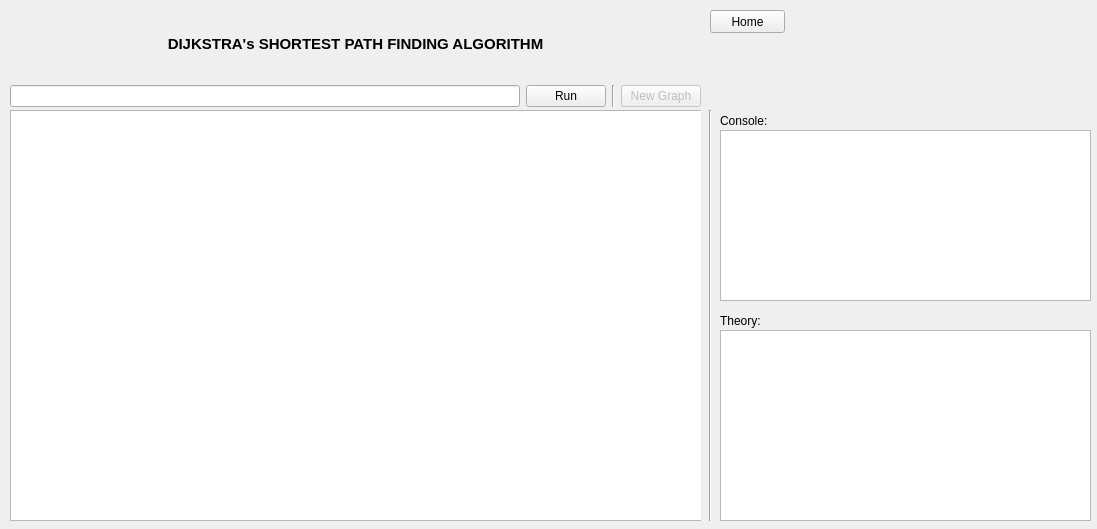
This is AlgoViz/src/resources/views/DijkstraView.ui in Sabin-B-99/AlgoViz as Qt 5 draws it before an edit. The edited form follows.
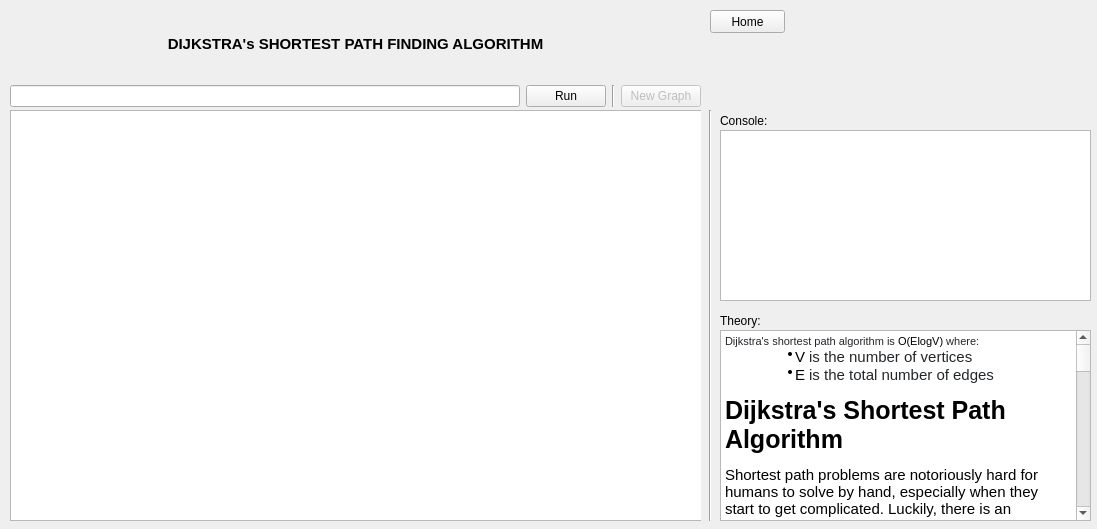
This is the edited form.

Commit message: Added theory for all algorithms and dsa

Diff of the .ui file:
```diff
--- a/AlgoViz/src/resources/views/DijkstraView.ui
+++ b/AlgoViz/src/resources/views/DijkstraView.ui
@@ -39,7 +39,7 @@
     <string>Console:</string>
    </property>
   </widget>
-  <widget class="QPlainTextEdit" name="dijkstraInfoPlainTextEdit">
+  <widget class="QTextBrowser" name="dijkstraInfoTextBrowser">
    <property name="geometry">
     <rect>
      <x>720</x>
@@ -48,8 +48,56 @@
      <height>191</height>
     </rect>
    </property>
-   <property name="readOnly">
-    <bool>true</bool>
+   <property name="html">
+    <string>&lt;!DOCTYPE HTML PUBLIC &quot;-//W3C//DTD HTML 4.0//EN&quot; &quot;http://www.w3.org/TR/REC-html40/strict.dtd&quot;&gt;
+&lt;html&gt;&lt;head&gt;&lt;meta name=&quot;qrichtext&quot; content=&quot;1&quot; /&gt;&lt;style type=&quot;text/css&quot;&gt;
+p, li { white-space: pre-wrap; }
+&lt;/style&gt;&lt;/head&gt;&lt;body style=&quot; font-family:'MS Shell Dlg 2'; font-size:8.25pt; font-weight:400; font-style:normal;&quot;&gt;
+&lt;p style=&quot; margin-top:12px; margin-bottom:0px; margin-left:0px; margin-right:0px; -qt-block-indent:0; text-indent:0px; background-color:#ffffff;&quot;&gt;&lt;span style=&quot; font-family:'-apple-system','BlinkMacSystemFont','Segoe UI Adjusted','Segoe UI','Liberation Sans','sans-serif'; font-size:8pt; color:#232629; background-color:#ffffff;&quot;&gt;Dijkstra's shortest path algorithm is&lt;/span&gt;&lt;span style=&quot; font-family:'-apple-system','BlinkMacSystemFont','Segoe UI Adjusted','Segoe UI','Liberation Sans','sans-serif'; font-size:8pt; color:#232629;&quot;&gt; &lt;/span&gt;&lt;span style=&quot; font-family:'Courier New'; font-size:8pt; color:#000000;&quot;&gt;O(ElogV)&lt;/span&gt;&lt;span style=&quot; font-family:'-apple-system','BlinkMacSystemFont','Segoe UI Adjusted','Segoe UI','Liberation Sans','sans-serif'; font-size:8pt; color:#232629;&quot;&gt; where:&lt;/span&gt;&lt;/p&gt;
+&lt;ul style=&quot;margin-top: 0px; margin-bottom: 0px; margin-left: 0px; margin-right: 0px; -qt-list-indent: 1;&quot;&gt;&lt;li style=&quot; font-family:'inherit'; font-size:8pt; color:#232629;&quot; style=&quot; margin-top:0px; margin-bottom:0px; margin-left:30px; margin-right:0px; -qt-block-indent:0; text-indent:0px;&quot;&gt;&lt;span style=&quot; font-family:'Courier New'; font-size:15px; color:#000000;&quot;&gt;V&lt;/span&gt;&lt;span style=&quot; font-size:15px;&quot;&gt; is the number of vertices&lt;/span&gt;&lt;/li&gt;
+&lt;li style=&quot; font-family:'inherit'; font-size:8pt; color:#232629;&quot; style=&quot; margin-top:0px; margin-bottom:0px; margin-left:30px; margin-right:0px; -qt-block-indent:0; text-indent:0px;&quot;&gt;&lt;span style=&quot; font-family:'Courier New'; font-size:15px; color:#000000;&quot;&gt;E&lt;/span&gt;&lt;span style=&quot; font-size:15px;&quot;&gt; is the total number of edges&lt;/span&gt;&lt;/li&gt;&lt;/ul&gt;
+&lt;p style=&quot; margin-top:12px; margin-bottom:0px; margin-left:0px; margin-right:0px; -qt-block-indent:0; text-indent:0px; background-color:#ffffff;&quot;&gt;&lt;span style=&quot; font-family:'Helvetica','sans-serif'; font-size:19pt; font-weight:600; color:#000000;&quot;&gt;Dijkstra's Shortest Path Algorithm&lt;/span&gt;&lt;span style=&quot; font-size:8pt;&quot;&gt; &lt;/span&gt;&lt;/p&gt;
+&lt;p style=&quot; margin-top:12px; margin-bottom:0px; margin-left:0px; margin-right:0px; -qt-block-indent:0; text-indent:0px; background-color:#ffffff;&quot;&gt;&lt;span style=&quot; font-family:'Helvetica','sans-serif'; font-size:11.5pt; color:#000000;&quot;&gt;Shortest path problems are notoriously hard for humans to solve by hand, especially when they start to get complicated. Luckily, there is an algorithm devised by Edsgar Dijkstra (usually referred to as Dijkstra's Algorithm) that can find the shortest paths between two vertices in a graph. As you might imagine, it's tedious for humans to do by hand, but it isn't too inefficient for computers.&lt;/span&gt;&lt;span style=&quot; font-size:8pt;&quot;&gt; &lt;/span&gt;&lt;/p&gt;
+&lt;p style=&quot; margin-top:12px; margin-bottom:0px; margin-left:0px; margin-right:0px; -qt-block-indent:0; text-indent:0px; background-color:#ffffff;&quot;&gt;&lt;span style=&quot; font-family:'Helvetica','sans-serif'; font-size:11.5pt; color:#000000;&quot;&gt;Our implementation of Dijkstra's algorithm uses an iterator in such a way that each call to next returns a vertex &lt;/span&gt;&lt;span style=&quot; font-family:'Courier New'; font-size:10pt; color:#000000;&quot;&gt;v&lt;/span&gt;&lt;span style=&quot; font-family:'Helvetica','sans-serif'; font-size:11.5pt; color:#000000;&quot;&gt; for which the shortest path from the start vertex to &lt;/span&gt;&lt;span style=&quot; font-family:'Courier New'; font-size:10pt; color:#000000;&quot;&gt;v&lt;/span&gt;&lt;span style=&quot; font-family:'Helvetica','sans-serif'; font-size:11.5pt; color:#000000;&quot;&gt; is known for sure. This requires keeping track of how far &lt;/span&gt;&lt;span style=&quot; font-family:'Courier New'; font-size:10pt; color:#000000;&quot;&gt;w&lt;/span&gt;&lt;span style=&quot; font-family:'Helvetica','sans-serif'; font-size:11.5pt; color:#000000;&quot;&gt; is guessed to be from the start (for each fringe vertex &lt;/span&gt;&lt;span style=&quot; font-family:'Courier New'; font-size:10pt; color:#000000;&quot;&gt;w&lt;/span&gt;&lt;span style=&quot; font-family:'Helvetica','sans-serif'; font-size:11.5pt; color:#000000;&quot;&gt;) along with its predecessor along the shortest path from the start.&lt;/span&gt;&lt;span style=&quot; font-size:8pt;&quot;&gt; &lt;/span&gt;&lt;/p&gt;
+&lt;p style=&quot;-qt-paragraph-type:empty; margin-top:12px; margin-bottom:0px; margin-left:0px; margin-right:0px; -qt-block-indent:0; text-indent:0px; font-size:8pt; background-color:#ffffff;&quot;&gt;&lt;br /&gt;&lt;/p&gt;
+&lt;p style=&quot; margin-top:12px; margin-bottom:0px; margin-left:0px; margin-right:0px; -qt-block-indent:0; text-indent:0px; background-color:#ffffff;&quot;&gt;&lt;span style=&quot; font-family:'Helvetica','sans-serif'; font-size:13.5pt; font-weight:600; color:#000000;&quot;&gt;Algorithm&lt;/span&gt;&lt;span style=&quot; font-size:8pt;&quot;&gt; &lt;/span&gt;&lt;/p&gt;
+&lt;p style=&quot; margin-top:12px; margin-bottom:0px; margin-left:0px; margin-right:0px; -qt-block-indent:0; text-indent:0px; background-color:#ffffff;&quot;&gt;&lt;span style=&quot; font-family:'Helvetica','sans-serif'; font-size:11.5pt; color:#000000;&quot;&gt;Note: The algorithm below finds the shortest paths from a starting vertex to all other nodes in a graph. To find the shortest path between two specified vertices &lt;/span&gt;&lt;span style=&quot; font-family:'Courier New'; font-size:10pt; color:#000000;&quot;&gt;s&lt;/span&gt;&lt;span style=&quot; font-family:'Helvetica','sans-serif'; font-size:11.5pt; color:#000000;&quot;&gt; and &lt;/span&gt;&lt;span style=&quot; font-family:'Courier New'; font-size:10pt; color:#000000;&quot;&gt;t&lt;/span&gt;&lt;span style=&quot; font-family:'Helvetica','sans-serif'; font-size:11.5pt; color:#000000;&quot;&gt;, simply terminate the algorithm after &lt;/span&gt;&lt;span style=&quot; font-family:'Courier New'; font-size:10pt; color:#000000;&quot;&gt;t&lt;/span&gt;&lt;span style=&quot; font-family:'Helvetica','sans-serif'; font-size:11.5pt; color:#000000;&quot;&gt; has been returned by a call to next instead of waiting for hasNext to return false.&lt;/span&gt;&lt;span style=&quot; font-size:8pt;&quot;&gt; &lt;/span&gt;&lt;/p&gt;
+&lt;p style=&quot; margin-top:12px; margin-bottom:0px; margin-left:0px; margin-right:0px; -qt-block-indent:0; text-indent:0px; background-color:#eeeeee;&quot;&gt;&lt;span style=&quot; font-family:'Courier New'; font-size:10pt; color:#000000;&quot;&gt;constructor&lt;/span&gt;&lt;span style=&quot; font-family:'Helvetica','sans-serif'; font-size:11.5pt; color:#000000;&quot;&gt;: Add the start vertex to the fringe with distance zero. Then, add all other vertices to the fringe with distance infinity (e.g. &lt;/span&gt;&lt;span style=&quot; font-family:'Courier New'; font-size:10pt; color:#000000;&quot;&gt;Integer.MAX_VALUE&lt;/span&gt;&lt;span style=&quot; font-family:'Helvetica','sans-serif'; font-size:11.5pt; color:#000000;&quot;&gt; or &lt;/span&gt;&lt;span style=&quot; font-family:'Courier New'; font-size:10pt; color:#000000;&quot;&gt;Double.POSITIVE_INFINITY&lt;/span&gt;&lt;span style=&quot; font-family:'Helvetica','sans-serif'; font-size:11.5pt; color:#000000;&quot;&gt;). This reflects the fact that we do not yet know any shortest path lengths from the start vertex to any of the other vertices.&lt;/span&gt;&lt;span style=&quot; font-size:8pt;&quot;&gt; &lt;/span&gt;&lt;/p&gt;
+&lt;p style=&quot; margin-top:12px; margin-bottom:0px; margin-left:0px; margin-right:0px; -qt-block-indent:0; text-indent:0px; background-color:#eeeeee;&quot;&gt;&lt;span style=&quot; font-family:'Courier New'; font-size:10pt; color:#000000;&quot;&gt;hasNext: return !fringe.isEmpty();&lt;/span&gt;&lt;span style=&quot; font-size:8pt;&quot;&gt; &lt;/span&gt;&lt;/p&gt;
+&lt;p style=&quot; margin-top:12px; margin-bottom:0px; margin-left:0px; margin-right:0px; -qt-block-indent:0; text-indent:0px; background-color:#eeeeee;&quot;&gt;&lt;span style=&quot; font-family:'Courier New'; font-size:10pt; color:#000000;&quot;&gt;next:&lt;/span&gt;&lt;span style=&quot; font-size:8pt;&quot;&gt; &lt;/span&gt;&lt;/p&gt;
+&lt;p style=&quot; margin-top:0px; margin-bottom:0px; margin-left:0px; margin-right:0px; -qt-block-indent:0; text-indent:0px; background-color:#eeeeee;&quot;&gt;&lt;span style=&quot; font-family:'Helvetica','sans-serif'; font-size:11.5pt; color:#000000;&quot;&gt;1.&lt;/span&gt;&lt;span style=&quot; font-family:'Times New Roman'; font-size:7pt; color:#000000;&quot;&gt;    &lt;/span&gt;&lt;span style=&quot; font-family:'Helvetica','sans-serif'; font-size:11.5pt; color:#000000;&quot;&gt;Remove and save the vertex &lt;/span&gt;&lt;span style=&quot; font-family:'Courier New'; font-size:10pt; color:#000000;&quot;&gt;v&lt;/span&gt;&lt;span style=&quot; font-family:'Helvetica','sans-serif'; font-size:11.5pt; color:#000000;&quot;&gt; in the fringe for which its current distance (the shortest distance to &lt;/span&gt;&lt;span style=&quot; font-family:'Courier New'; font-size:10pt; color:#000000;&quot;&gt;v&lt;/span&gt;&lt;span style=&quot; font-family:'Helvetica','sans-serif'; font-size:11.5pt; color:#000000;&quot;&gt; that we've found so far) is minimal. (One can prove that for this vertex, the shortest path from the start vertex to &lt;/span&gt;&lt;span style=&quot; font-family:'Courier New'; font-size:10pt; color:#000000;&quot;&gt;v&lt;/span&gt;&lt;span style=&quot; font-family:'Helvetica','sans-serif'; font-size:11.5pt; color:#000000;&quot;&gt; is known for sure.)&lt;/span&gt;&lt;span style=&quot; font-size:8pt;&quot;&gt; &lt;/span&gt;&lt;/p&gt;
+&lt;p style=&quot; margin-top:0px; margin-bottom:0px; margin-left:0px; margin-right:0px; -qt-block-indent:0; text-indent:0px; background-color:#eeeeee;&quot;&gt;&lt;span style=&quot; font-family:'Helvetica','sans-serif'; font-size:11.5pt; color:#000000;&quot;&gt;2.&lt;/span&gt;&lt;span style=&quot; font-family:'Times New Roman'; font-size:7pt; color:#000000;&quot;&gt;    &lt;/span&gt;&lt;span style=&quot; font-family:'Helvetica','sans-serif'; font-size:11.5pt; color:#000000;&quot;&gt;Then, for each neighbor &lt;/span&gt;&lt;span style=&quot; font-family:'Courier New'; font-size:10pt; color:#000000;&quot;&gt;w&lt;/span&gt;&lt;span style=&quot; font-family:'Helvetica','sans-serif'; font-size:11.5pt; color:#000000;&quot;&gt; of &lt;/span&gt;&lt;span style=&quot; font-family:'Courier New'; font-size:10pt; color:#000000;&quot;&gt;v&lt;/span&gt;&lt;span style=&quot; font-family:'Helvetica','sans-serif'; font-size:11.5pt; color:#000000;&quot;&gt;, do the following:&lt;/span&gt;&lt;span style=&quot; font-size:8pt;&quot;&gt; &lt;/span&gt;&lt;/p&gt;
+&lt;p style=&quot; margin-top:0px; margin-bottom:0px; margin-left:0px; margin-right:0px; -qt-block-indent:0; text-indent:0px; background-color:#eeeeee;&quot;&gt;&lt;span style=&quot; font-family:'Courier New'; font-size:10pt; color:#000000;&quot;&gt;o&lt;/span&gt;&lt;span style=&quot; font-family:'Times New Roman'; font-size:7pt; color:#000000;&quot;&gt;    &lt;/span&gt;&lt;span style=&quot; font-family:'Helvetica','sans-serif'; font-size:11.5pt; color:#000000;&quot;&gt;If &lt;/span&gt;&lt;span style=&quot; font-family:'Courier New'; font-size:10pt; color:#000000;&quot;&gt;w&lt;/span&gt;&lt;span style=&quot; font-family:'Helvetica','sans-serif'; font-size:11.5pt; color:#000000;&quot;&gt; is not in the fringe, do nothing (we've already found the shortest path from the start vertex to &lt;/span&gt;&lt;span style=&quot; font-family:'Courier New'; font-size:10pt; color:#000000;&quot;&gt;w&lt;/span&gt;&lt;span style=&quot; font-family:'Helvetica','sans-serif'; font-size:11.5pt; color:#000000;&quot;&gt;).&lt;/span&gt;&lt;span style=&quot; font-size:8pt;&quot;&gt; &lt;/span&gt;&lt;/p&gt;
+&lt;p style=&quot; margin-top:0px; margin-bottom:0px; margin-left:0px; margin-right:0px; -qt-block-indent:0; text-indent:0px; background-color:#eeeeee;&quot;&gt;&lt;span style=&quot; font-family:'Courier New'; font-size:10pt; color:#000000;&quot;&gt;o&lt;/span&gt;&lt;span style=&quot; font-family:'Times New Roman'; font-size:7pt; color:#000000;&quot;&gt;    &lt;/span&gt;&lt;span style=&quot; font-family:'Helvetica','sans-serif'; font-size:11.5pt; color:#000000;&quot;&gt;Otherwise, &lt;/span&gt;&lt;span style=&quot; font-family:'Courier New'; font-size:10pt; color:#000000;&quot;&gt;w&lt;/span&gt;&lt;span style=&quot; font-family:'Helvetica','sans-serif'; font-size:11.5pt; color:#000000;&quot;&gt;'s distance might need updating if the path through &lt;/span&gt;&lt;span style=&quot; font-family:'Courier New'; font-size:10pt; color:#000000;&quot;&gt;v&lt;/span&gt;&lt;span style=&quot; font-family:'Helvetica','sans-serif'; font-size:11.5pt; color:#000000;&quot;&gt; to &lt;/span&gt;&lt;span style=&quot; font-family:'Courier New'; font-size:10pt; color:#000000;&quot;&gt;w&lt;/span&gt;&lt;span style=&quot; font-family:'Helvetica','sans-serif'; font-size:11.5pt; color:#000000;&quot;&gt; is a shorter path than what we've seen so far. In that case, replace the distance for &lt;/span&gt;&lt;span style=&quot; font-family:'Courier New'; font-size:10pt; color:#000000;&quot;&gt;w&lt;/span&gt;&lt;span style=&quot; font-family:'Helvetica','sans-serif'; font-size:11.5pt; color:#000000;&quot;&gt;'s fringe entry with the distance from start to &lt;/span&gt;&lt;span style=&quot; font-family:'Courier New'; font-size:10pt; color:#000000;&quot;&gt;v&lt;/span&gt;&lt;span style=&quot; font-family:'Helvetica','sans-serif'; font-size:11.5pt; color:#000000;&quot;&gt; plus the weight of the edge &lt;/span&gt;&lt;span style=&quot; font-family:'Courier New'; font-size:10pt; color:#000000;&quot;&gt;(v,w)&lt;/span&gt;&lt;span style=&quot; font-family:'Helvetica','sans-serif'; font-size:11.5pt; color:#000000;&quot;&gt;, and replace its predecessor with &lt;/span&gt;&lt;span style=&quot; font-family:'Courier New'; font-size:10pt; color:#000000;&quot;&gt;v&lt;/span&gt;&lt;span style=&quot; font-family:'Helvetica','sans-serif'; font-size:11.5pt; color:#000000;&quot;&gt;.&lt;/span&gt;&lt;span style=&quot; font-size:8pt;&quot;&gt; &lt;/span&gt;&lt;/p&gt;
+&lt;p style=&quot; margin-top:0px; margin-bottom:0px; margin-left:0px; margin-right:0px; -qt-block-indent:0; text-indent:0px; background-color:#eeeeee;&quot;&gt;&lt;span style=&quot; font-family:'Helvetica','sans-serif'; font-size:11.5pt; color:#000000;&quot;&gt;3.&lt;/span&gt;&lt;span style=&quot; font-family:'Times New Roman'; font-size:7pt; color:#000000;&quot;&gt;    &lt;/span&gt;&lt;span style=&quot; font-family:'Helvetica','sans-serif'; font-size:11.5pt; color:#000000;&quot;&gt;Return the fringe entry for &lt;/span&gt;&lt;span style=&quot; font-family:'Courier New'; font-size:10pt; color:#000000;&quot;&gt;v&lt;/span&gt;&lt;span style=&quot; font-family:'Helvetica','sans-serif'; font-size:11.5pt; color:#000000;&quot;&gt;.&lt;/span&gt;&lt;span style=&quot; font-size:8pt;&quot;&gt; &lt;/span&gt;&lt;/p&gt;
+&lt;p style=&quot; margin-top:12px; margin-bottom:0px; margin-left:0px; margin-right:0px; -qt-block-indent:0; text-indent:0px; background-color:#ffffff;&quot;&gt;&lt;span style=&quot; font-family:'Helvetica','sans-serif'; font-size:11.5pt; color:#000000;&quot;&gt;Every time a vertex is removed from the fringe, that vertex's shortest path has been found and it is finalized. The algorithm ends when hasNext returns false.&lt;/span&gt;&lt;span style=&quot; font-size:8pt;&quot;&gt; &lt;/span&gt;&lt;/p&gt;
+&lt;p style=&quot; margin-top:12px; margin-bottom:0px; margin-left:0px; margin-right:0px; -qt-block-indent:0; text-indent:0px; background-color:#ffffff;&quot;&gt;&lt;span style=&quot; font-family:'Helvetica','sans-serif'; font-size:11.5pt; color:#000000;&quot;&gt;One caveat: &lt;/span&gt;&lt;span style=&quot; font-family:'Helvetica','sans-serif'; font-size:11.5pt; font-style:italic; color:#000000;&quot;&gt;Dijkstra's algorithm does not work in general if a graph has negative edge weights&lt;/span&gt;&lt;span style=&quot; font-family:'Helvetica','sans-serif'; font-size:11.5pt; color:#000000;&quot;&gt;, so don't try to use it on one.&lt;/span&gt;&lt;span style=&quot; font-size:8pt;&quot;&gt; &lt;/span&gt;&lt;/p&gt;
+&lt;p style=&quot;-qt-paragraph-type:empty; margin-top:12px; margin-bottom:0px; margin-left:0px; margin-right:0px; -qt-block-indent:0; text-indent:0px; font-size:8pt; background-color:#ffffff;&quot;&gt;&lt;br /&gt;&lt;/p&gt;
+&lt;p style=&quot; margin-top:12px; margin-bottom:0px; margin-left:0px; margin-right:0px; -qt-block-indent:0; text-indent:0px; background-color:#ffffff;&quot;&gt;&lt;span style=&quot; font-family:'Times New Roman','serif'; font-size:13.5pt; font-weight:600; color:#000000;&quot;&gt;Implementing Dijkstra's algorithm&lt;/span&gt;&lt;span style=&quot; font-size:8pt;&quot;&gt; &lt;/span&gt;&lt;/p&gt;
+&lt;p style=&quot; margin-top:12px; margin-bottom:12px; margin-left:0px; margin-right:0px; -qt-block-indent:0; text-indent:0px;&quot;&gt;&lt;span style=&quot; font-family:'Times New Roman','serif'; font-size:13.5pt; color:#000000;&quot;&gt;Dijkstra's algorithm maintains a min-priority queue of vertices, with their &lt;/span&gt;&lt;span style=&quot; font-family:'Courier New'; font-size:10pt; color:#000000;&quot;&gt;dist&lt;/span&gt;&lt;span style=&quot; font-family:'Times New Roman','serif'; font-size:13.5pt; color:#000000;&quot;&gt; values as the keys. It repeatedly extracts from the min-priority queue the vertex &lt;/span&gt;&lt;span style=&quot; font-family:'Times New Roman','serif'; font-size:13.5pt; font-style:italic; color:#000000;&quot;&gt;u&lt;/span&gt;&lt;span style=&quot; font-family:'Times New Roman','serif'; font-size:13.5pt; color:#000000;&quot;&gt; with the minimum &lt;/span&gt;&lt;span style=&quot; font-family:'Courier New'; font-size:10pt; color:#000000;&quot;&gt;dist&lt;/span&gt;&lt;span style=&quot; font-family:'Times New Roman','serif'; font-size:13.5pt; color:#000000;&quot;&gt; value of all those in the queue, and then it examines all edges leaving &lt;/span&gt;&lt;span style=&quot; font-family:'Times New Roman','serif'; font-size:13.5pt; font-style:italic; color:#000000;&quot;&gt;u&lt;/span&gt;&lt;span style=&quot; font-family:'Times New Roman','serif'; font-size:13.5pt; color:#000000;&quot;&gt;. If &lt;/span&gt;&lt;span style=&quot; font-family:'Times New Roman','serif'; font-size:13.5pt; font-style:italic; color:#000000;&quot;&gt;v&lt;/span&gt;&lt;span style=&quot; font-family:'Times New Roman','serif'; font-size:13.5pt; color:#000000;&quot;&gt; is adjacent to &lt;/span&gt;&lt;span style=&quot; font-family:'Times New Roman','serif'; font-size:13.5pt; font-style:italic; color:#000000;&quot;&gt;u&lt;/span&gt;&lt;span style=&quot; font-family:'Times New Roman','serif'; font-size:13.5pt; color:#000000;&quot;&gt; and taking the edge (&lt;/span&gt;&lt;span style=&quot; font-family:'Times New Roman','serif'; font-size:13.5pt; font-style:italic; color:#000000;&quot;&gt;u&lt;/span&gt;&lt;span style=&quot; font-family:'Times New Roman','serif'; font-size:13.5pt; color:#000000;&quot;&gt;, &lt;/span&gt;&lt;span style=&quot; font-family:'Times New Roman','serif'; font-size:13.5pt; font-style:italic; color:#000000;&quot;&gt;v&lt;/span&gt;&lt;span style=&quot; font-family:'Times New Roman','serif'; font-size:13.5pt; color:#000000;&quot;&gt;) can decrease &lt;/span&gt;&lt;span style=&quot; font-family:'Times New Roman','serif'; font-size:13.5pt; font-style:italic; color:#000000;&quot;&gt;v&lt;/span&gt;&lt;span style=&quot; font-family:'Times New Roman','serif'; font-size:13.5pt; color:#000000;&quot;&gt;'s &lt;/span&gt;&lt;span style=&quot; font-family:'Courier New'; font-size:10pt; color:#000000;&quot;&gt;dist&lt;/span&gt;&lt;span style=&quot; font-family:'Times New Roman','serif'; font-size:13.5pt; color:#000000;&quot;&gt; value, then we put edge (&lt;/span&gt;&lt;span style=&quot; font-family:'Times New Roman','serif'; font-size:13.5pt; font-style:italic; color:#000000;&quot;&gt;u&lt;/span&gt;&lt;span style=&quot; font-family:'Times New Roman','serif'; font-size:13.5pt; color:#000000;&quot;&gt;, &lt;/span&gt;&lt;span style=&quot; font-family:'Times New Roman','serif'; font-size:13.5pt; font-style:italic; color:#000000;&quot;&gt;v&lt;/span&gt;&lt;span style=&quot; font-family:'Times New Roman','serif'; font-size:13.5pt; color:#000000;&quot;&gt;) into the shortest-path tree (for now, at least), and adjust &lt;/span&gt;&lt;span style=&quot; font-family:'Courier New'; font-size:10pt; color:#000000;&quot;&gt;v.dist&lt;/span&gt;&lt;span style=&quot; font-family:'Times New Roman','serif'; font-size:13.5pt; color:#000000;&quot;&gt; and &lt;/span&gt;&lt;span style=&quot; font-family:'Courier New'; font-size:10pt; color:#000000;&quot;&gt;v.pred&lt;/span&gt;&lt;span style=&quot; font-family:'Times New Roman','serif'; font-size:13.5pt; color:#000000;&quot;&gt;. Let's denote the weight of edge (&lt;/span&gt;&lt;span style=&quot; font-family:'Times New Roman','serif'; font-size:13.5pt; font-style:italic; color:#000000;&quot;&gt;u&lt;/span&gt;&lt;span style=&quot; font-family:'Times New Roman','serif'; font-size:13.5pt; color:#000000;&quot;&gt;, &lt;/span&gt;&lt;span style=&quot; font-family:'Times New Roman','serif'; font-size:13.5pt; font-style:italic; color:#000000;&quot;&gt;v&lt;/span&gt;&lt;span style=&quot; font-family:'Times New Roman','serif'; font-size:13.5pt; color:#000000;&quot;&gt;) by &lt;/span&gt;&lt;span style=&quot; font-family:'Courier New'; font-size:10pt; color:#000000;&quot;&gt;w(u,v)&lt;/span&gt;&lt;span style=&quot; font-family:'Times New Roman','serif'; font-size:13.5pt; color:#000000;&quot;&gt;. We can encapsulate what we do for each edge in a &lt;/span&gt;&lt;span style=&quot; font-family:'Times New Roman','serif'; font-size:13.5pt; font-weight:600; color:#000000;&quot;&gt;relaxation step&lt;/span&gt;&lt;span style=&quot; font-family:'Times New Roman','serif'; font-size:13.5pt; color:#000000;&quot;&gt;, with the following pseudocode:&lt;/span&gt;&lt;span style=&quot; font-size:8pt;&quot;&gt; &lt;/span&gt;&lt;/p&gt;
+&lt;p style=&quot; margin-top:12px; margin-bottom:0px; margin-left:0px; margin-right:0px; -qt-block-indent:0; text-indent:0px;&quot;&gt;&lt;span style=&quot; font-family:'Courier New'; font-size:10pt; color:#902000;&quot;&gt;void&lt;/span&gt;&lt;span style=&quot; font-family:'Courier New'; font-size:10pt; color:#000000;&quot;&gt; &lt;/span&gt;&lt;span style=&quot; font-family:'Courier New'; font-size:10pt; color:#06287e;&quot;&gt;relax&lt;/span&gt;&lt;span style=&quot; font-family:'Courier New'; font-size:10pt; color:#000000;&quot;&gt;(u, v) {&lt;/span&gt;&lt;span style=&quot; font-size:8pt;&quot;&gt; &lt;/span&gt;&lt;/p&gt;
+&lt;p style=&quot; margin-top:12px; margin-bottom:0px; margin-left:0px; margin-right:0px; -qt-block-indent:0; text-indent:0px;&quot;&gt;&lt;span style=&quot; font-family:'Courier New'; font-size:10pt; color:#000000;&quot;&gt;  &lt;/span&gt;&lt;span style=&quot; font-family:'Courier New'; font-size:10pt; font-weight:600; color:#007020;&quot;&gt;if&lt;/span&gt;&lt;span style=&quot; font-family:'Courier New'; font-size:10pt; color:#000000;&quot;&gt; (u.&lt;/span&gt;&lt;span style=&quot; font-family:'Courier New'; font-size:10pt; color:#06287e;&quot;&gt;dist&lt;/span&gt;&lt;span style=&quot; font-family:'Courier New'; font-size:10pt; color:#000000;&quot;&gt; + &lt;/span&gt;&lt;span style=&quot; font-family:'Courier New'; font-size:10pt; color:#06287e;&quot;&gt;w&lt;/span&gt;&lt;span style=&quot; font-family:'Courier New'; font-size:10pt; color:#000000;&quot;&gt;(u,v) &amp;lt; v.&lt;/span&gt;&lt;span style=&quot; font-family:'Courier New'; font-size:10pt; color:#06287e;&quot;&gt;dist&lt;/span&gt;&lt;span style=&quot; font-family:'Courier New'; font-size:10pt; color:#000000;&quot;&gt;) {&lt;/span&gt;&lt;span style=&quot; font-size:8pt;&quot;&gt; &lt;/span&gt;&lt;/p&gt;
+&lt;p style=&quot; margin-top:12px; margin-bottom:0px; margin-left:0px; margin-right:0px; -qt-block-indent:0; text-indent:0px;&quot;&gt;&lt;span style=&quot; font-family:'Courier New'; font-size:10pt; color:#000000;&quot;&gt;    v.&lt;/span&gt;&lt;span style=&quot; font-family:'Courier New'; font-size:10pt; color:#06287e;&quot;&gt;dist&lt;/span&gt;&lt;span style=&quot; font-family:'Courier New'; font-size:10pt; color:#000000;&quot;&gt; = u.&lt;/span&gt;&lt;span style=&quot; font-family:'Courier New'; font-size:10pt; color:#06287e;&quot;&gt;dist&lt;/span&gt;&lt;span style=&quot; font-family:'Courier New'; font-size:10pt; color:#000000;&quot;&gt; + &lt;/span&gt;&lt;span style=&quot; font-family:'Courier New'; font-size:10pt; color:#06287e;&quot;&gt;w&lt;/span&gt;&lt;span style=&quot; font-family:'Courier New'; font-size:10pt; color:#000000;&quot;&gt;(u,v);&lt;/span&gt;&lt;span style=&quot; font-size:8pt;&quot;&gt; &lt;/span&gt;&lt;/p&gt;
+&lt;p style=&quot; margin-top:12px; margin-bottom:0px; margin-left:0px; margin-right:0px; -qt-block-indent:0; text-indent:0px;&quot;&gt;&lt;span style=&quot; font-family:'Courier New'; font-size:10pt; color:#000000;&quot;&gt;    v.&lt;/span&gt;&lt;span style=&quot; font-family:'Courier New'; font-size:10pt; color:#06287e;&quot;&gt;pred&lt;/span&gt;&lt;span style=&quot; font-family:'Courier New'; font-size:10pt; color:#000000;&quot;&gt; = u;&lt;/span&gt;&lt;span style=&quot; font-size:8pt;&quot;&gt; &lt;/span&gt;&lt;/p&gt;
+&lt;p style=&quot; margin-top:12px; margin-bottom:0px; margin-left:0px; margin-right:0px; -qt-block-indent:0; text-indent:0px;&quot;&gt;&lt;span style=&quot; font-family:'Courier New'; font-size:10pt; color:#000000;&quot;&gt;  }&lt;/span&gt;&lt;span style=&quot; font-size:8pt;&quot;&gt; &lt;/span&gt;&lt;/p&gt;
+&lt;p style=&quot; margin-top:12px; margin-bottom:0px; margin-left:0px; margin-right:0px; -qt-block-indent:0; text-indent:0px;&quot;&gt;&lt;span style=&quot; font-family:'Courier New'; font-size:10pt; color:#000000;&quot;&gt;}&lt;/span&gt;&lt;span style=&quot; font-size:8pt;&quot;&gt; &lt;/span&gt;&lt;/p&gt;
+&lt;p style=&quot; margin-top:12px; margin-bottom:12px; margin-left:0px; margin-right:0px; -qt-block-indent:0; text-indent:0px;&quot;&gt;&lt;span style=&quot; font-family:'Times New Roman','serif'; font-size:13.5pt; color:#000000;&quot;&gt;Whenever a vertex's &lt;/span&gt;&lt;span style=&quot; font-family:'Courier New'; font-size:10pt; color:#000000;&quot;&gt;dist&lt;/span&gt;&lt;span style=&quot; font-family:'Times New Roman','serif'; font-size:13.5pt; color:#000000;&quot;&gt; value decreases, the min-priority queue must be adjusted accordingly.&lt;/span&gt;&lt;span style=&quot; font-size:8pt;&quot;&gt; &lt;/span&gt;&lt;/p&gt;
+&lt;p style=&quot; margin-top:12px; margin-bottom:12px; margin-left:0px; margin-right:0px; -qt-block-indent:0; text-indent:0px;&quot;&gt;&lt;span style=&quot; font-family:'Times New Roman','serif'; font-size:13.5pt; color:#000000;&quot;&gt;Here is pseudocode for Dijkstra's algorithm, assuming that the source vertex is &lt;/span&gt;&lt;span style=&quot; font-family:'Times New Roman','serif'; font-size:13.5pt; font-style:italic; color:#000000;&quot;&gt;s&lt;/span&gt;&lt;span style=&quot; font-family:'Times New Roman','serif'; font-size:13.5pt; color:#000000;&quot;&gt;:&lt;/span&gt;&lt;span style=&quot; font-size:8pt;&quot;&gt; &lt;/span&gt;&lt;/p&gt;
+&lt;p style=&quot; margin-top:12px; margin-bottom:0px; margin-left:0px; margin-right:0px; -qt-block-indent:0; text-indent:0px;&quot;&gt;&lt;span style=&quot; font-family:'Courier New'; font-size:10pt; color:#902000;&quot;&gt;void&lt;/span&gt;&lt;span style=&quot; font-family:'Courier New'; font-size:10pt; color:#000000;&quot;&gt; &lt;/span&gt;&lt;span style=&quot; font-family:'Courier New'; font-size:10pt; color:#06287e;&quot;&gt;dijkstra&lt;/span&gt;&lt;span style=&quot; font-family:'Courier New'; font-size:10pt; color:#000000;&quot;&gt;(s) {&lt;/span&gt;&lt;span style=&quot; font-size:8pt;&quot;&gt; &lt;/span&gt;&lt;/p&gt;
+&lt;p style=&quot; margin-top:12px; margin-bottom:0px; margin-left:0px; margin-right:0px; -qt-block-indent:0; text-indent:0px;&quot;&gt;&lt;span style=&quot; font-family:'Courier New'; font-size:10pt; color:#000000;&quot;&gt;  queue = &lt;/span&gt;&lt;span style=&quot; font-family:'Courier New'; font-size:10pt; font-weight:600; color:#007020;&quot;&gt;new&lt;/span&gt;&lt;span style=&quot; font-family:'Courier New'; font-size:10pt; color:#000000;&quot;&gt; PriorityQueue&amp;lt;Vertex&amp;gt;();&lt;/span&gt;&lt;span style=&quot; font-size:8pt;&quot;&gt; &lt;/span&gt;&lt;/p&gt;
+&lt;p style=&quot; margin-top:12px; margin-bottom:0px; margin-left:0px; margin-right:0px; -qt-block-indent:0; text-indent:0px;&quot;&gt;&lt;span style=&quot; font-family:'Courier New'; font-size:10pt; color:#000000;&quot;&gt;  &lt;/span&gt;&lt;span style=&quot; font-family:'Courier New'; font-size:10pt; font-weight:600; color:#007020;&quot;&gt;for&lt;/span&gt;&lt;span style=&quot; font-family:'Courier New'; font-size:10pt; color:#000000;&quot;&gt; (each vertex v) {&lt;/span&gt;&lt;span style=&quot; font-size:8pt;&quot;&gt; &lt;/span&gt;&lt;/p&gt;
+&lt;p style=&quot; margin-top:12px; margin-bottom:0px; margin-left:0px; margin-right:0px; -qt-block-indent:0; text-indent:0px;&quot;&gt;&lt;span style=&quot; font-family:'Courier New'; font-size:10pt; color:#000000;&quot;&gt;    v.&lt;/span&gt;&lt;span style=&quot; font-family:'Courier New'; font-size:10pt; color:#06287e;&quot;&gt;dist&lt;/span&gt;&lt;span style=&quot; font-family:'Courier New'; font-size:10pt; color:#000000;&quot;&gt; = infinity;  &lt;/span&gt;&lt;span style=&quot; font-family:'Courier New'; font-size:10pt; font-style:italic; color:#60a0b0;&quot;&gt;// can use Integer.MAX_VALUE or Double.POSITIVE_INFINITY&lt;/span&gt;&lt;span style=&quot; font-size:8pt;&quot;&gt; &lt;/span&gt;&lt;/p&gt;
+&lt;p style=&quot; margin-top:12px; margin-bottom:0px; margin-left:0px; margin-right:0px; -qt-block-indent:0; text-indent:0px;&quot;&gt;&lt;span style=&quot; font-family:'Courier New'; font-size:10pt; color:#000000;&quot;&gt;    queue.&lt;/span&gt;&lt;span style=&quot; font-family:'Courier New'; font-size:10pt; color:#06287e;&quot;&gt;enqueue&lt;/span&gt;&lt;span style=&quot; font-family:'Courier New'; font-size:10pt; color:#000000;&quot;&gt;(v);&lt;/span&gt;&lt;span style=&quot; font-size:8pt;&quot;&gt; &lt;/span&gt;&lt;/p&gt;
+&lt;p style=&quot; margin-top:12px; margin-bottom:0px; margin-left:0px; margin-right:0px; -qt-block-indent:0; text-indent:0px;&quot;&gt;&lt;span style=&quot; font-family:'Courier New'; font-size:10pt; color:#000000;&quot;&gt;    v.&lt;/span&gt;&lt;span style=&quot; font-family:'Courier New'; font-size:10pt; color:#06287e;&quot;&gt;pred&lt;/span&gt;&lt;span style=&quot; font-family:'Courier New'; font-size:10pt; color:#000000;&quot;&gt; = &lt;/span&gt;&lt;span style=&quot; font-family:'Courier New'; font-size:10pt; font-weight:600; color:#007020;&quot;&gt;null&lt;/span&gt;&lt;span style=&quot; font-family:'Courier New'; font-size:10pt; color:#000000;&quot;&gt;;&lt;/span&gt;&lt;span style=&quot; font-size:8pt;&quot;&gt; &lt;/span&gt;&lt;/p&gt;
+&lt;p style=&quot; margin-top:12px; margin-bottom:0px; margin-left:0px; margin-right:0px; -qt-block-indent:0; text-indent:0px;&quot;&gt;&lt;span style=&quot; font-family:'Courier New'; font-size:10pt; color:#000000;&quot;&gt;  }   &lt;/span&gt;&lt;/p&gt;
+&lt;p style=&quot; margin-top:12px; margin-bottom:0px; margin-left:0px; margin-right:0px; -qt-block-indent:0; text-indent:0px;&quot;&gt;&lt;span style=&quot; font-family:'Courier New'; font-size:10pt; color:#000000;&quot;&gt;  s.&lt;/span&gt;&lt;span style=&quot; font-family:'Courier New'; font-size:10pt; color:#06287e;&quot;&gt;dist&lt;/span&gt;&lt;span style=&quot; font-family:'Courier New'; font-size:10pt; color:#000000;&quot;&gt; = &lt;/span&gt;&lt;span style=&quot; font-family:'Courier New'; font-size:10pt; color:#40a070;&quot;&gt;0&lt;/span&gt;&lt;span style=&quot; font-family:'Courier New'; font-size:10pt; color:#000000;&quot;&gt;;&lt;/span&gt;&lt;span style=&quot; font-size:8pt;&quot;&gt; &lt;/span&gt;&lt;/p&gt;
+&lt;p style=&quot; margin-top:12px; margin-bottom:0px; margin-left:0px; margin-right:0px; -qt-block-indent:0; text-indent:0px;&quot;&gt;&lt;span style=&quot; font-family:'Courier New'; font-size:10pt; color:#000000;&quot;&gt; &lt;/span&gt;&lt;span style=&quot; font-size:8pt;&quot;&gt; &lt;/span&gt;&lt;/p&gt;
+&lt;p style=&quot; margin-top:12px; margin-bottom:0px; margin-left:0px; margin-right:0px; -qt-block-indent:0; text-indent:0px;&quot;&gt;&lt;span style=&quot; font-family:'Courier New'; font-size:10pt; color:#000000;&quot;&gt;  &lt;/span&gt;&lt;span style=&quot; font-family:'Courier New'; font-size:10pt; font-weight:600; color:#007020;&quot;&gt;while&lt;/span&gt;&lt;span style=&quot; font-family:'Courier New'; font-size:10pt; color:#000000;&quot;&gt; (!queue.&lt;/span&gt;&lt;span style=&quot; font-family:'Courier New'; font-size:10pt; color:#06287e;&quot;&gt;isEmpty&lt;/span&gt;&lt;span style=&quot; font-family:'Courier New'; font-size:10pt; color:#000000;&quot;&gt;()) {&lt;/span&gt;&lt;span style=&quot; font-size:8pt;&quot;&gt; &lt;/span&gt;&lt;/p&gt;
+&lt;p style=&quot; margin-top:12px; margin-bottom:0px; margin-left:0px; margin-right:0px; -qt-block-indent:0; text-indent:0px;&quot;&gt;&lt;span style=&quot; font-family:'Courier New'; font-size:10pt; color:#000000;&quot;&gt;    u = queue.&lt;/span&gt;&lt;span style=&quot; font-family:'Courier New'; font-size:10pt; color:#06287e;&quot;&gt;extractMin&lt;/span&gt;&lt;span style=&quot; font-family:'Courier New'; font-size:10pt; color:#000000;&quot;&gt;();&lt;/span&gt;&lt;span style=&quot; font-size:8pt;&quot;&gt; &lt;/span&gt;&lt;/p&gt;
+&lt;p style=&quot; margin-top:12px; margin-bottom:0px; margin-left:0px; margin-right:0px; -qt-block-indent:0; text-indent:0px;&quot;&gt;&lt;span style=&quot; font-family:'Courier New'; font-size:10pt; color:#000000;&quot;&gt;    &lt;/span&gt;&lt;span style=&quot; font-family:'Courier New'; font-size:10pt; font-weight:600; color:#007020;&quot;&gt;for&lt;/span&gt;&lt;span style=&quot; font-family:'Courier New'; font-size:10pt; color:#000000;&quot;&gt; (each vertex v adjacent to u)&lt;/span&gt;&lt;span style=&quot; font-size:8pt;&quot;&gt; &lt;/span&gt;&lt;/p&gt;
+&lt;p style=&quot; margin-top:12px; margin-bottom:0px; margin-left:0px; margin-right:0px; -qt-block-indent:0; text-indent:0px;&quot;&gt;&lt;span style=&quot; font-family:'Courier New'; font-size:10pt; color:#000000;&quot;&gt;      &lt;/span&gt;&lt;span style=&quot; font-family:'Courier New'; font-size:10pt; color:#06287e;&quot;&gt;relax&lt;/span&gt;&lt;span style=&quot; font-family:'Courier New'; font-size:10pt; color:#000000;&quot;&gt;(u, v);&lt;/span&gt;&lt;span style=&quot; font-size:8pt;&quot;&gt; &lt;/span&gt;&lt;/p&gt;
+&lt;p style=&quot; margin-top:12px; margin-bottom:0px; margin-left:0px; margin-right:0px; -qt-block-indent:0; text-indent:0px;&quot;&gt;&lt;span style=&quot; font-family:'Courier New'; font-size:10pt; color:#000000;&quot;&gt;  }&lt;/span&gt;&lt;span style=&quot; font-size:8pt;&quot;&gt; &lt;/span&gt;&lt;/p&gt;
+&lt;p style=&quot; margin-top:12px; margin-bottom:0px; margin-left:0px; margin-right:0px; -qt-block-indent:0; text-indent:0px;&quot;&gt;&lt;span style=&quot; font-family:'Courier New'; font-size:10pt; color:#000000;&quot;&gt;}&lt;/span&gt;&lt;span style=&quot; font-size:8pt;&quot;&gt; &lt;/span&gt;&lt;/p&gt;&lt;/body&gt;&lt;/html&gt;</string>
    </property>
   </widget>
   <widget class="QWidget" name="dijkstraAnimAreaPane" native="true">
```
The commit also changes 8 other files.
